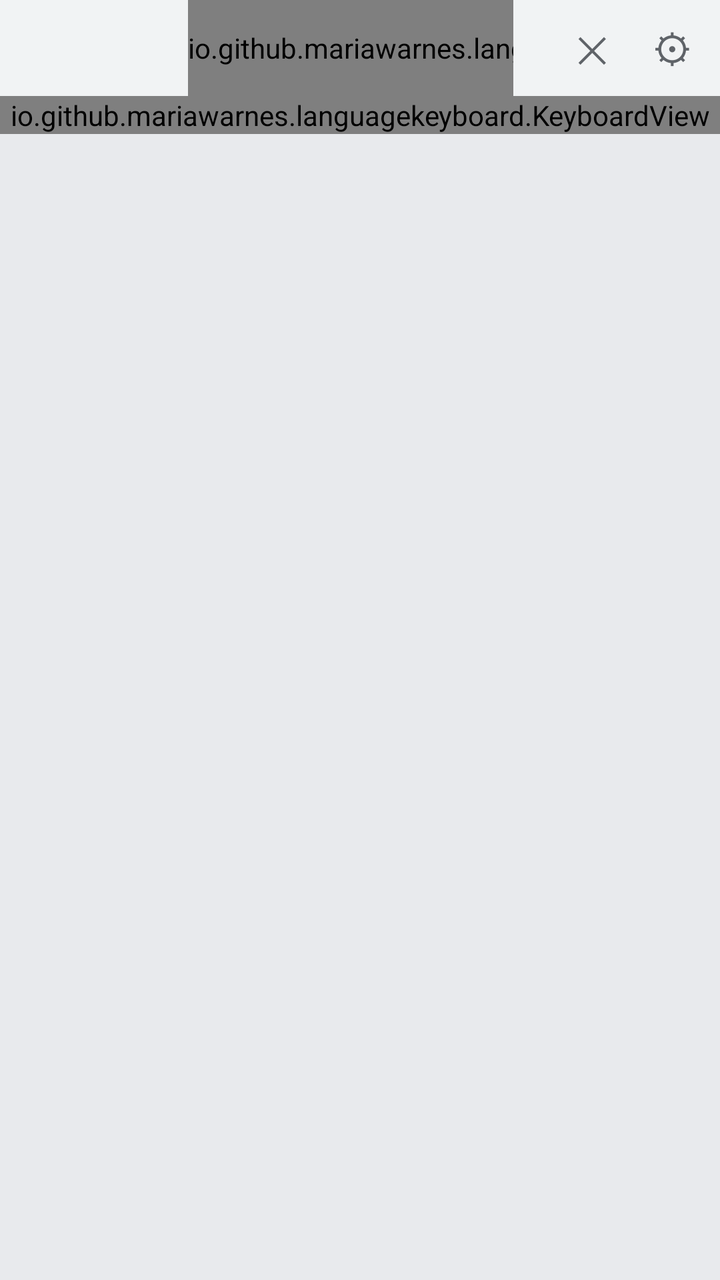
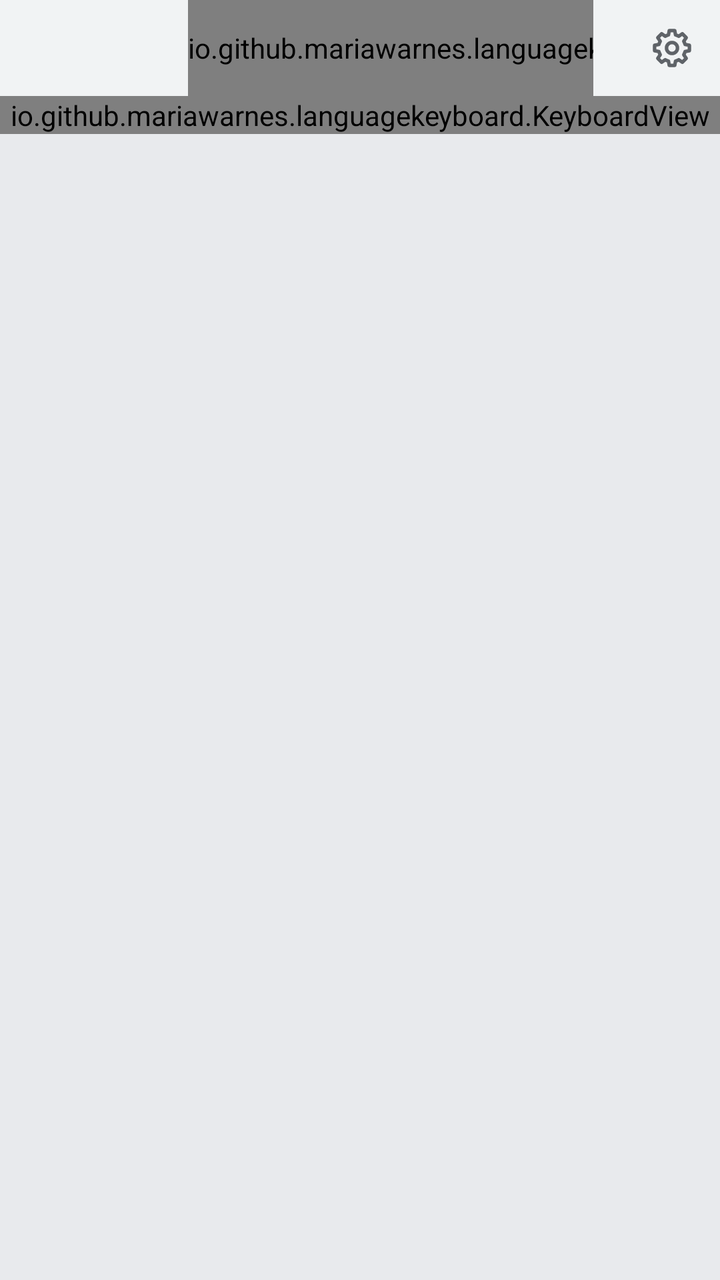

The first picture is an Android layout as it rendered before a commit; the second is the same layout after the commit. The layout source and the unified diff follow.
<!-- AndroidManifest.xml: application theme Theme.LanguageKeyboard -->
<!-- res/layout/input_view.xml -->
<?xml version="1.0" encoding="utf-8"?>
<LinearLayout xmlns:android="http://schemas.android.com/apk/res/android"
    android:layout_width="match_parent"
    android:layout_height="wrap_content"
    android:background="@color/kb_background"
    android:orientation="vertical">

    
    <LinearLayout
        android:id="@+id/strip"
        android:layout_width="match_parent"
        android:layout_height="48dp"
        android:background="@color/strip_background"
        android:gravity="center_vertical"
        android:orientation="horizontal"
        android:paddingStart="8dp"
        android:paddingEnd="4dp">

        
        <LinearLayout
            android:id="@+id/language_toggle"
            android:layout_width="wrap_content"
            android:layout_height="30dp"
            android:orientation="horizontal"
            android:padding="2dp">

            <TextView
                android:id="@+id/toggle_learning"
                android:layout_width="wrap_content"
                android:layout_height="match_parent"
                android:gravity="center"
                android:minWidth="36dp"
                android:paddingStart="8dp"
                android:paddingEnd="8dp"
                android:textSize="13sp"
                android:textStyle="bold" />

            <TextView
                android:id="@+id/toggle_native"
                android:layout_width="wrap_content"
                android:layout_height="match_parent"
                android:gravity="center"
                android:minWidth="36dp"
                android:paddingStart="8dp"
                android:paddingEnd="8dp"
                android:textSize="13sp"
                android:textStyle="bold" />
        </LinearLayout>

        
        <HorizontalScrollView
            android:id="@+id/practice_scroll"
            android:layout_width="0dp"
            android:layout_height="match_parent"
            android:layout_marginStart="10dp"
            android:layout_weight="1"
            android:fillViewport="true"
            android:scrollbars="none">

            <io.github.mariawarnes.languagekeyboard.PracticeTextView
                android:id="@+id/typed_text"
                android:layout_width="wrap_content"
                android:layout_height="match_parent"
                android:gravity="center_vertical"
                android:singleLine="true"
                android:textColor="@color/strip_text"
                android:textSize="17sp" />
        </HorizontalScrollView>


        <TextView
            android:id="@+id/translating_indicator"
            android:layout_width="wrap_content"
            android:layout_height="match_parent"
            android:gravity="center"
            android:paddingStart="4dp"
            android:paddingEnd="4dp"
            android:text="…"
            android:textColor="@color/strip_text_secondary"
            android:textSize="17sp"
            android:visibility="invisible" />

        <TextView
            android:id="@+id/clear_button"
            android:layout_width="40dp"
            android:layout_height="match_parent"
            android:background="?android:attr/selectableItemBackgroundBorderless"
            android:contentDescription="@string/cd_clear"
            android:gravity="center"
            android:text="✕"
            android:textColor="@color/strip_text_secondary"
            android:textSize="18sp" />

        <TextView
            android:id="@+id/settings_button"
            android:layout_width="40dp"
            android:layout_height="match_parent"
            android:background="?android:attr/selectableItemBackgroundBorderless"
            android:contentDescription="@string/cd_settings"
            android:gravity="center"
            android:text="⚙"
            android:textColor="@color/strip_text_secondary"
            android:textSize="20sp" />
    </LinearLayout>

    
    <LinearLayout
        android:id="@+id/correction_panel"
        android:layout_width="match_parent"
        android:layout_height="wrap_content"
        android:background="@color/strip_background"
        android:gravity="center_vertical"
        android:minHeight="44dp"
        android:orientation="horizontal"
        android:paddingStart="10dp"
        android:paddingTop="4dp"
        android:paddingEnd="4dp"
        android:paddingBottom="4dp"
        android:visibility="gone">

        <TextView
            android:id="@+id/correction_message"
            android:layout_width="0dp"
            android:layout_height="wrap_content"
            android:layout_weight="1"
            android:maxLines="3"
            android:textColor="@color/strip_text"
            android:textSize="13sp" />

        <TextView
            android:id="@+id/correction_fix_1"
            style="@style/CorrectionChip" />

        <TextView
            android:id="@+id/correction_fix_2"
            style="@style/CorrectionChip" />

        <TextView
            android:id="@+id/correction_close"
            android:layout_width="40dp"
            android:layout_height="40dp"
            android:background="?android:attr/selectableItemBackgroundBorderless"
            android:contentDescription="@string/cd_close"
            android:gravity="center"
            android:text="✕"
            android:textColor="@color/strip_text_secondary"
            android:textSize="16sp" />
    </LinearLayout>

    
    <LinearLayout
        android:id="@+id/suggestions"
        android:layout_width="match_parent"
        android:layout_height="40dp"
        android:gravity="center_vertical"
        android:orientation="horizontal"
        android:visibility="gone">

        <TextView
            android:id="@+id/suggestion_left"
            style="@style/SuggestionSlot" />

        <View
            android:layout_width="1dp"
            android:layout_height="20dp"
            android:background="@color/kb_key_function" />

        <TextView
            android:id="@+id/suggestion_center"
            style="@style/SuggestionSlot" />

        <View
            android:layout_width="1dp"
            android:layout_height="20dp"
            android:background="@color/kb_key_function" />

        <TextView
            android:id="@+id/suggestion_right"
            style="@style/SuggestionSlot" />
    </LinearLayout>

    <io.github.mariawarnes.languagekeyboard.KeyboardView
        android:id="@+id/keyboard"
        android:layout_width="match_parent"
        android:layout_height="wrap_content" />
</LinearLayout>
<!-- resources referenced by this layout -->
<resources>
  <color name="kb_background">#FFE8EAED</color>
  <color name="kb_key_function">#FFC5CAD1</color>
  <color name="strip_background">#FFF1F3F4</color>
  <color name="strip_text">#FF202124</color>
  <color name="strip_text_secondary">#FF5F6368</color>
  <string name="cd_clear">Clear what you typed</string>
  <string name="cd_close">Close</string>
  <string name="cd_settings">Keyboard settings</string>
  <style name="CorrectionChip">
          <item name="android:layout_width">wrap_content</item>
          <item name="android:layout_height">32dp</item>
          <item name="android:layout_marginStart">6dp</item>
          <item name="android:background">@drawable/strip_chip</item>
          <item name="android:gravity">center</item>
          <item name="android:maxWidth">140dp</item>
          <item name="android:paddingStart">10dp</item>
          <item name="android:paddingEnd">10dp</item>
          <item name="android:singleLine">true</item>
          <item name="android:ellipsize">end</item>
          <item name="android:textColor">@color/strip_text</item>
          <item name="android:textSize">15sp</item>
          <item name="android:textStyle">bold</item>
      </style>
  <style name="SuggestionSlot">
          <item name="android:layout_width">0dp</item>
          <item name="android:layout_height">match_parent</item>
          <item name="android:layout_weight">1</item>
          <item name="android:background">?android:attr/selectableItemBackground</item>
          <item name="android:ellipsize">end</item>
          <item name="android:gravity">center</item>
          <item name="android:paddingStart">4dp</item>
          <item name="android:paddingEnd">4dp</item>
          <item name="android:singleLine">true</item>
          <item name="android:textColor">@color/kb_key_text</item>
          <item name="android:textSize">16sp</item>
      </style>
  <style name="Theme.LanguageKeyboard" parent="Theme.Material3.DayNight.NoActionBar">
          <item name="colorPrimary">@color/brand</item>
      </style>
  <!-- drawable strip_chip (drawable) -->
  <?xml version="1.0" encoding="utf-8"?>
  <shape xmlns:android="http://schemas.android.com/apk/res/android" android:shape="rectangle">
      <solid android:color="@color/strip_chip" />
      <corners android:radius="14dp" />
  </shape>
  <color name="kb_key_text">#FF202124</color>
  <color name="brand">#FF1A73E8</color>
  <color name="strip_chip">#FFD2E3FC</color>
</resources>

<!-- the commit's change to res/layout/input_view.xml (unified diff, before → after) -->
@@ -80,27 +80,29 @@
             android:textSize="17sp"
             android:visibility="invisible" />
 
-        <TextView
+        
+        <ImageView
             android:id="@+id/clear_button"
             android:layout_width="40dp"
             android:layout_height="match_parent"
             android:background="?android:attr/selectableItemBackgroundBorderless"
             android:contentDescription="@string/cd_clear"
-            android:gravity="center"
-            android:text="✕"
-            android:textColor="@color/strip_text_secondary"
-            android:textSize="18sp" />
+            android:padding="10dp"
+            android:scaleType="fitCenter"
+            android:src="@drawable/ic_close"
+            android:tint="@color/strip_text_secondary"
+            android:visibility="gone" />
 
-        <TextView
+        <ImageView
             android:id="@+id/settings_button"
             android:layout_width="40dp"
             android:layout_height="match_parent"
             android:background="?android:attr/selectableItemBackgroundBorderless"
             android:contentDescription="@string/cd_settings"
-            android:gravity="center"
-            android:text="⚙"
-            android:textColor="@color/strip_text_secondary"
-            android:textSize="20sp" />
+            android:padding="9dp"
+            android:scaleType="fitCenter"
+            android:src="@drawable/ic_settings"
+            android:tint="@color/strip_text_secondary" />
     </LinearLayout>
 
     
@@ -135,16 +137,16 @@
             android:id="@+id/correction_fix_2"
             style="@style/CorrectionChip" />
 
-        <TextView
+        <ImageView
             android:id="@+id/correction_close"
             android:layout_width="40dp"
             android:layout_height="40dp"
             android:background="?android:attr/selectableItemBackgroundBorderless"
             android:contentDescription="@string/cd_close"
-            android:gravity="center"
-            android:text="✕"
-            android:textColor="@color/strip_text_secondary"
-            android:textSize="16sp" />
+            android:padding="11dp"
+            android:scaleType="fitCenter"
+            android:src="@drawable/ic_close"
+            android:tint="@color/strip_text_secondary" />
     </LinearLayout>
 
     
<!-- resource entries referenced after the edit -->
@@ -5,6 +5,34 @@
   <color name="strip_background">#FFF1F3F4</color>
   <color name="strip_text">#FF202124</color>
   <color name="strip_text_secondary">#FF5F6368</color>
+  <!-- drawable ic_close (drawable) -->
+  <?xml version="1.0" encoding="utf-8"?>
+  <vector xmlns:android="http://schemas.android.com/apk/res/android"
+      android:width="24dp"
+      android:height="24dp"
+      android:viewportWidth="24"
+      android:viewportHeight="24">
+      <path
+          android:fillColor="#00000000"
+          android:pathData="M6,6 L18,18 M18,6 L6,18"
+          android:strokeWidth="1.9"
+          android:strokeColor="#FF000000"
+          android:strokeLineCap="round" />
+  </vector>
+  <!-- drawable ic_settings (drawable) -->
+  <?xml version="1.0" encoding="utf-8"?>
+  <vector xmlns:android="http://schemas.android.com/apk/res/android"
+      android:width="24dp"
+      android:height="24dp"
+      android:viewportWidth="24"
+      android:viewportHeight="24">
+      <path
+          android:fillColor="#00000000"
+          android:pathData="M10.08,4.85 L10.50,2.52 L13.50,2.52 L13.92,4.85 A7.4,7.4 0 0,1 15.70,5.59 L17.64,4.23 L19.77,6.36 L18.41,8.30 A7.4,7.4 0 0,1 19.15,10.08 L21.48,10.50 L21.48,13.50 L19.15,13.92 A7.4,7.4 0 0,1 18.41,15.70 L19.77,17.64 L17.64,19.77 L15.70,18.41 A7.4,7.4 0 0,1 13.92,19.15 L13.50,21.48 L10.50,21.48 L10.08,19.15 A7.4,7.4 0 0,1 8.30,18.41 L6.36,19.77 L4.23,17.64 L5.59,15.70 A7.4,7.4 0 0,1 4.85,13.92 L2.52,13.50 L2.52,10.50 L4.85,10.08 A7.4,7.4 0 0,1 5.59,8.30 L4.23,6.36 L6.36,4.23 L8.30,5.59 A7.4,7.4 0 0,1 10.08,4.85 Z M15,12 A3,3 0 1,1 9,12 A3,3 0 1,1 15,12 Z"
+          android:strokeWidth="1.9"
+          android:strokeColor="#FF000000"
+          android:strokeLineJoin="round" />
+  </vector>
   <string name="cd_clear">Clear what you typed</string>
   <string name="cd_close">Close</string>
   <string name="cd_settings">Keyboard settings</string>
